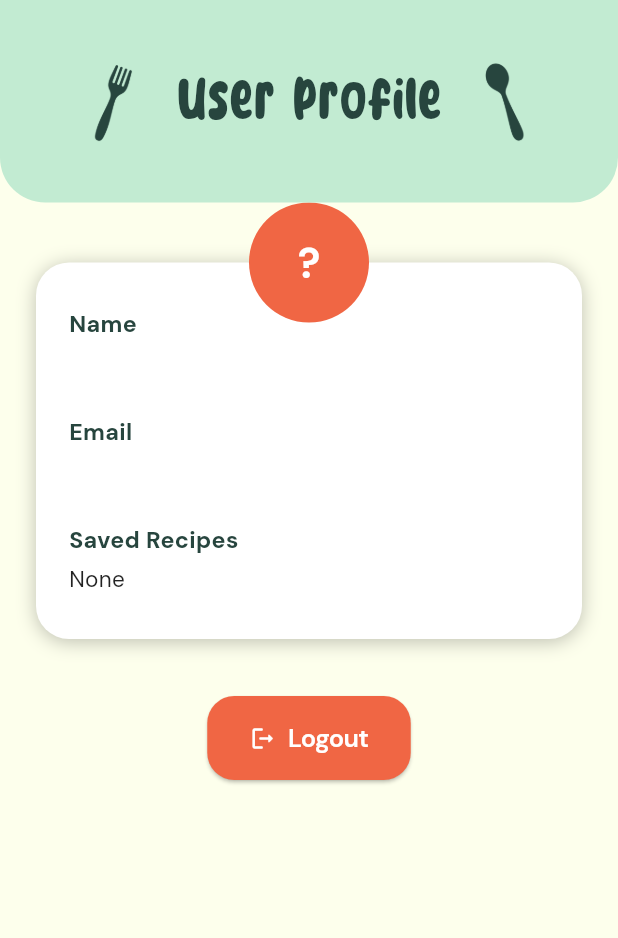
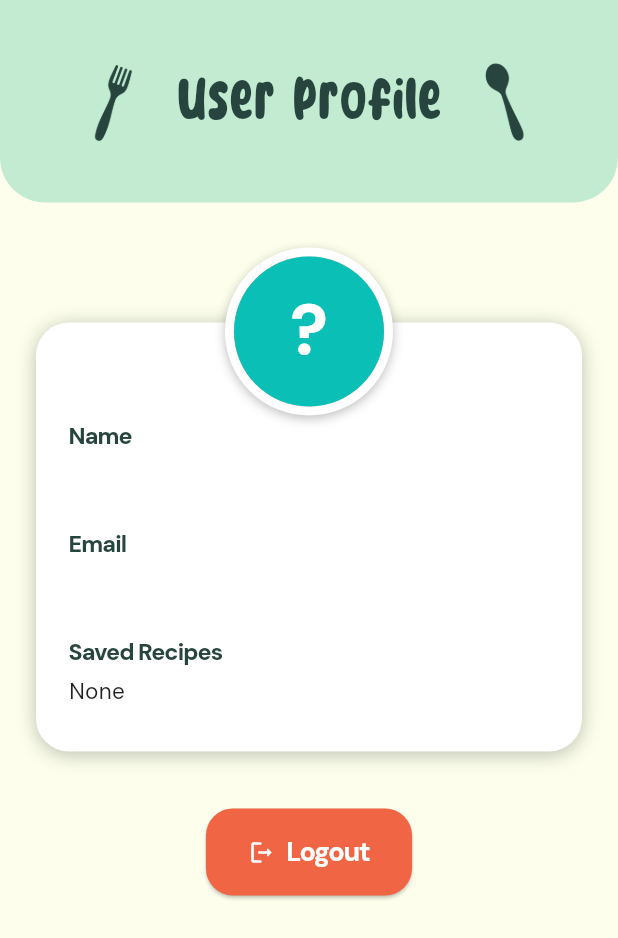
Before and after one commit to kurykatsu24/platoporma-final-project, a Flutter app: the ProfileSection screen opened directly, on a phone screen of 412 x 824 dp. Shown: the top 938 px of the screen. Run offline on Flutter 3.47's test engine with Material 3 defaults, Android fonts, the phone set to English and light mode, and no system bars; our stand-ins replace confetti, google_fonts, supabase_flutter; accounts and stored records are empty.

Commit message:
feat(ui): enhance user profile section ui

```diff
--- a/lib/pages/profile_section.dart
+++ b/lib/pages/profile_section.dart
@@ -132,7 +132,7 @@ class _ProfileSectionState extends State<ProfileSection> {
 
           SliverToBoxAdapter(
             child: Padding(
-              padding: const EdgeInsets.only(top: 40, left: 24, right: 24),
+              padding: const EdgeInsets.only(top: 80, left: 24, right: 24),
               child: Column(
                 children: [
                   //<--- White container with name, email, and saved recipe count----->
@@ -141,9 +141,11 @@ class _ProfileSectionState extends State<ProfileSection> {
                     children: [
                       Container(
                         width: double.infinity,
-                        padding: const EdgeInsets.symmetric(
-                          horizontal: 22,
-                          vertical: 30,
+                        padding: const EdgeInsets.only(
+                          left: 22,
+                          right: 22,
+                          top: 65,
+                          bottom: 30,
                         ),
                         decoration: BoxDecoration(
                           color: Colors.white,
@@ -184,19 +186,36 @@ class _ProfileSectionState extends State<ProfileSection> {
 
                       //<----stacked circular Avatar with Initials ----->
                       Positioned(
-                        top: -40,
+                        top: -50,
                         left: 0,
                         right: 0,
                         child: Center(
-                          child: CircleAvatar(
-                            radius: 40,
-                            backgroundColor: const Color(0xFFF06644),
-                            child: Text(
-                              _getInitials(fullName),
-                              style: GoogleFonts.dmSans(
+                          child: Container(
+                            decoration: BoxDecoration(
+                              shape: BoxShape.circle,
+                              boxShadow: [
+                                BoxShadow(
+                                  color: Colors.black.withOpacity(0.25),
+                                  offset: const Offset(0, 2),
+                                  blurRadius: 5,
+                                ),
+                              ],
+                              border: Border.all(
                                 color: Colors.white,
-                                fontSize: 28,
-                                fontWeight: FontWeight.w700,
+                                width: 6, // <-- THICK BORDER
+                              ),
+                            ),
+                            child: CircleAvatar(
+                              radius: 50,
+                              backgroundColor: const Color(0xFF0ABFB6),
+                              child: Text(
+                                _getInitials(fullName),
+                                style: GoogleFonts.dmSans(
+                                  color: Colors.white,
+                                  fontSize: 47,
+                                  fontWeight: FontWeight.w800,
+                                  letterSpacing: -2,
+                                ),
                               ),
                             ),
                           ),
@@ -224,10 +243,10 @@ class _ProfileSectionState extends State<ProfileSection> {
                     label: Text(
                       "Logout",
                       style: GoogleFonts.dmSans(
-                        fontSize: 17,
-                        fontWeight: FontWeight.w600,
+                        fontSize: 18,
+                        fontWeight: FontWeight.w700,
                         color: Colors.white,
-                        letterSpacing: -0.4,
+                        letterSpacing: -0.8,
                       ),
                     ),
                   ),
@@ -247,8 +266,9 @@ class _ProfileSectionState extends State<ProfileSection> {
       text,
       style: GoogleFonts.dmSans(
         fontSize: 15.5,
-        fontWeight: FontWeight.w700,
+        fontWeight: FontWeight.w800,
         color: const Color(0xFF27453E),
+        letterSpacing: -0.6,
       ),
     );
   }
```
